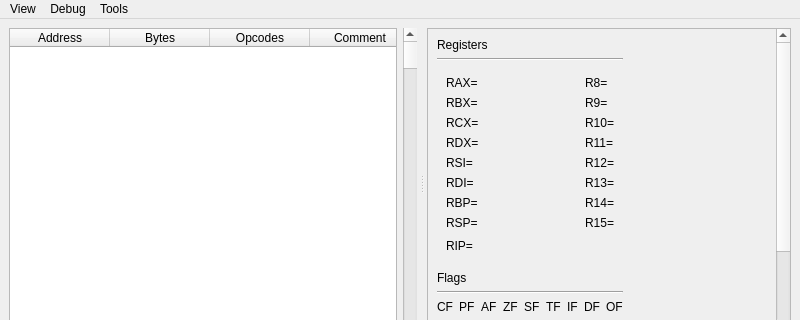
First picture: the form in GUI/MemoryViewerWindow.ui, repository korcankaraokcu/PINCE, before the edit; both pictures show x 0 to 800 and y 0 to 320 of the 800 by 600 pixel window.
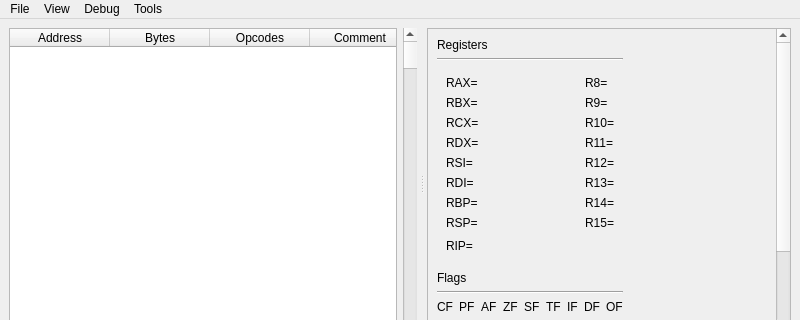
Second picture: the form after the edit. Custom widgets are drawn as their Qt base class.

Patch:
```diff
--- a/GUI/MemoryViewerWindow.ui
+++ b/GUI/MemoryViewerWindow.ui
@@ -1309,6 +1309,13 @@
     <addaction name="actionInject_so_file"/>
     <addaction name="actionCall_Function"/>
    </widget>
+   <widget class="QMenu" name="menuFile">
+    <property name="title">
+     <string>File</string>
+    </property>
+    <addaction name="actionLoad_Trace"/>
+   </widget>
+   <addaction name="menuFile"/>
    <addaction name="menuView"/>
    <addaction name="menuDebug"/>
    <addaction name="menuTools"/>
```
Left out of the diff: 5 changed lines with no effect on the pictures.
